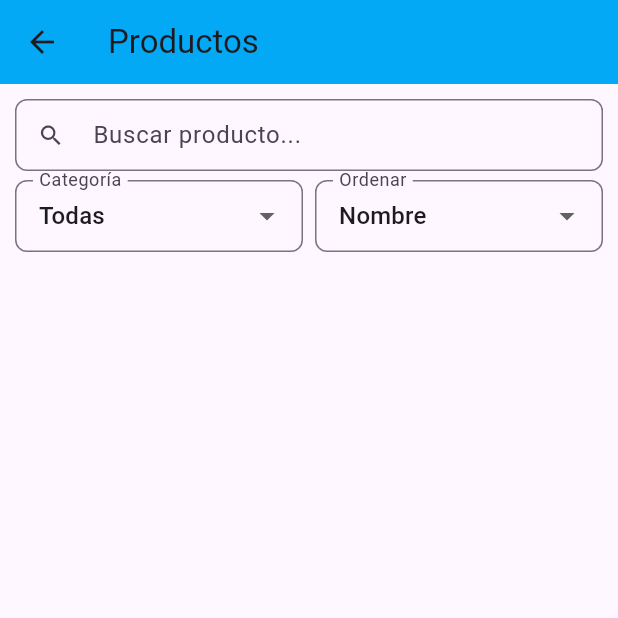
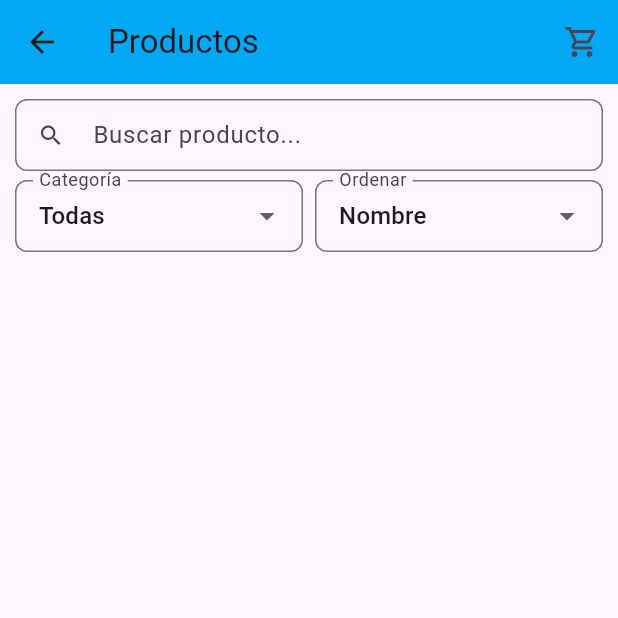
Before and after one commit to JFabian2606/PocketPOS, a Flutter app: the ProductsScreen screen opened by its route, on a phone screen of 412 x 824 dp, the top half of it. Run offline on Flutter 3.47's test engine with Material 3 defaults, Android fonts, the phone set to English and light mode, and no system bars; our stand-ins replace sqflite; accounts and stored records are empty.

Commit message:
feat: Agregar boton Anadir al carrito en ProductsScreen

```diff
--- a/lib/screens/products_screen.dart
+++ b/lib/screens/products_screen.dart
@@ -1,7 +1,9 @@
 import 'package:flutter/material.dart';
 import 'package:intl/intl.dart';
+import 'package:provider/provider.dart';
 import 'package:pocketpos/db/db_helper.dart';
 import 'package:pocketpos/models/models.dart';
+import 'package:pocketpos/providers/cart_provider.dart';
 
 class ProductsScreen extends StatefulWidget {
   const ProductsScreen({super.key});
@@ -83,10 +85,41 @@ class _ProductsScreenState extends State<ProductsScreen> {
       decimalDigits: 0,
     );
 
+    final cart = context.watch<CartProvider>();
+
     return Scaffold(
       appBar: AppBar(
         title: const Text('Productos'),
         elevation: 0,
+        actions: [
+          Stack(
+            alignment: Alignment.center,
+            children: [
+              IconButton(
+                icon: const Icon(Icons.shopping_cart_outlined),
+                onPressed: () => Navigator.pushNamed(context, 'cart'),
+              ),
+              if (cart.itemCount > 0)
+                Positioned(
+                  top: 8,
+                  right: 8,
+                  child: Container(
+                    padding: const EdgeInsets.all(2),
+                    decoration: const BoxDecoration(
+                      color: Colors.red,
+                      shape: BoxShape.circle,
+                    ),
+                    constraints: const BoxConstraints(minWidth: 16, minHeight: 16),
+                    child: Text(
+                      '${cart.itemCount}',
+                      style: const TextStyle(color: Colors.white, fontSize: 10),
+                      textAlign: TextAlign.center,
+                    ),
+                  ),
+                ),
+            ],
+          ),
+        ],
       ),
       body: Column(
         children: [
@@ -188,6 +221,21 @@ class _ProductsScreenState extends State<ProductsScreen> {
                                 style: const TextStyle(
                                     fontWeight: FontWeight.bold)),
                             IconButton(
+                              icon: const Icon(
+                                  Icons.add_shopping_cart,
+                                  color: Colors.green),
+                              tooltip: 'Añadir al carrito',
+                              onPressed: () {
+                                context.read<CartProvider>().addProduct(p);
+                                ScaffoldMessenger.of(context).showSnackBar(
+                                  SnackBar(
+                                    content: Text('${p.name} añadido al carrito'),
+                                    duration: const Duration(seconds: 1),
+                                  ),
+                                );
+                              },
+                            ),
+                            IconButton(
                               icon: const Icon(Icons.edit, color: Colors.blue),
                               onPressed: () async {
                                 await Navigator.pushNamed(
```
